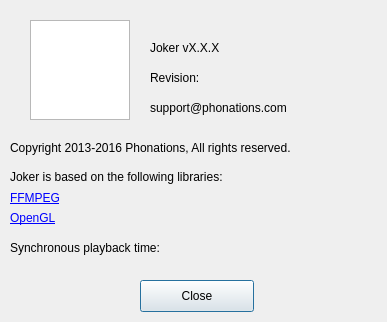
This is app/Joker/AboutDialog.ui in JokerSync/Joker as Qt 5 draws it before an edit. The edited form follows.
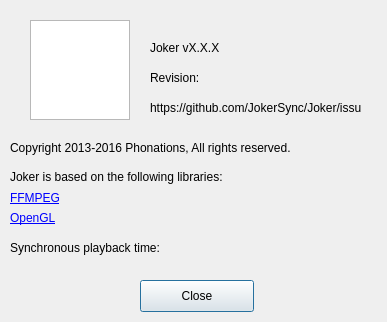
This is the edited form.

Commit message: Remove some references to Phonations

Diff of the .ui file:
```diff
--- a/app/Joker/AboutDialog.ui
+++ b/app/Joker/AboutDialog.ui
@@ -99,7 +99,7 @@
     </rect>
    </property>
    <property name="text">
-    <string notr="true">support@phonations.com</string>
+    <string notr="true">https://github.com/JokerSync/Joker/issues</string>
    </property>
    <property name="openExternalLinks">
     <bool>true</bool>
```
The commit also changes 5 other files.
